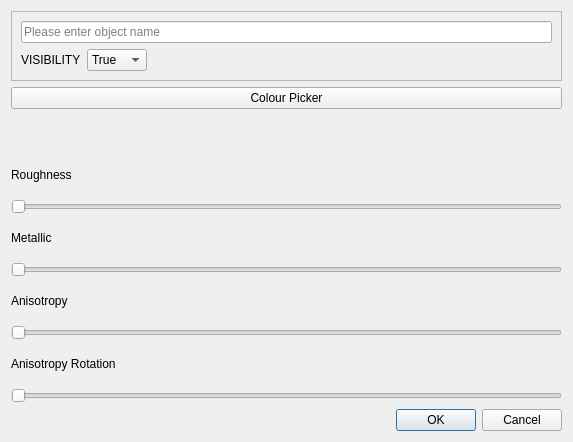
Old version of the form source/optiondialog.ui in the repository seasea128/SpecTech.
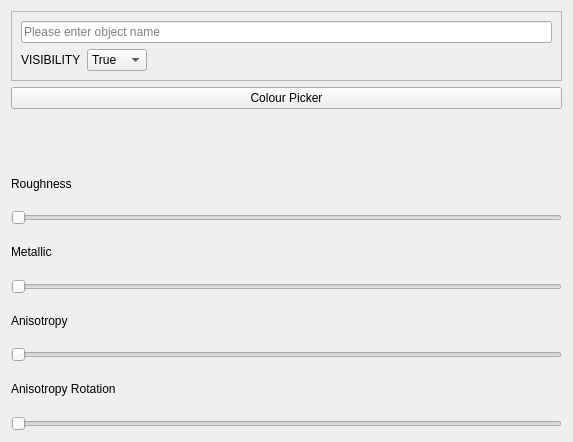
New version of the form.

The edit to the form file:
```diff
--- a/source/optiondialog.ui
+++ b/source/optiondialog.ui
@@ -1,7 +1,7 @@
 <?xml version="1.0" encoding="UTF-8"?>
 <ui version="4.0">
  <class>OptionDialog</class>
- <widget class="QDialog" name="OptionDialog">
+ <widget class="QWidget" name="OptionDialog">
   <property name="geometry">
    <rect>
     <x>0</x>
@@ -188,17 +188,7 @@
       <number>100</number>
      </property>
      <property name="orientation">
-      <enum>Qt::Horizontal</enum>
-     </property>
-    </widget>
-   </item>
-   <item>
-    <widget class="QDialogButtonBox" name="buttonBox">
-     <property name="orientation">
-      <enum>Qt::Horizontal</enum>
-     </property>
-     <property name="standardButtons">
-      <set>QDialogButtonBox::Cancel|QDialogButtonBox::Ok</set>
+      <enum>Qt::Orientation::Horizontal</enum>
      </property>
     </widget>
    </item>
```
Left out of the diff: 47 changed lines with no effect on the pictures.
